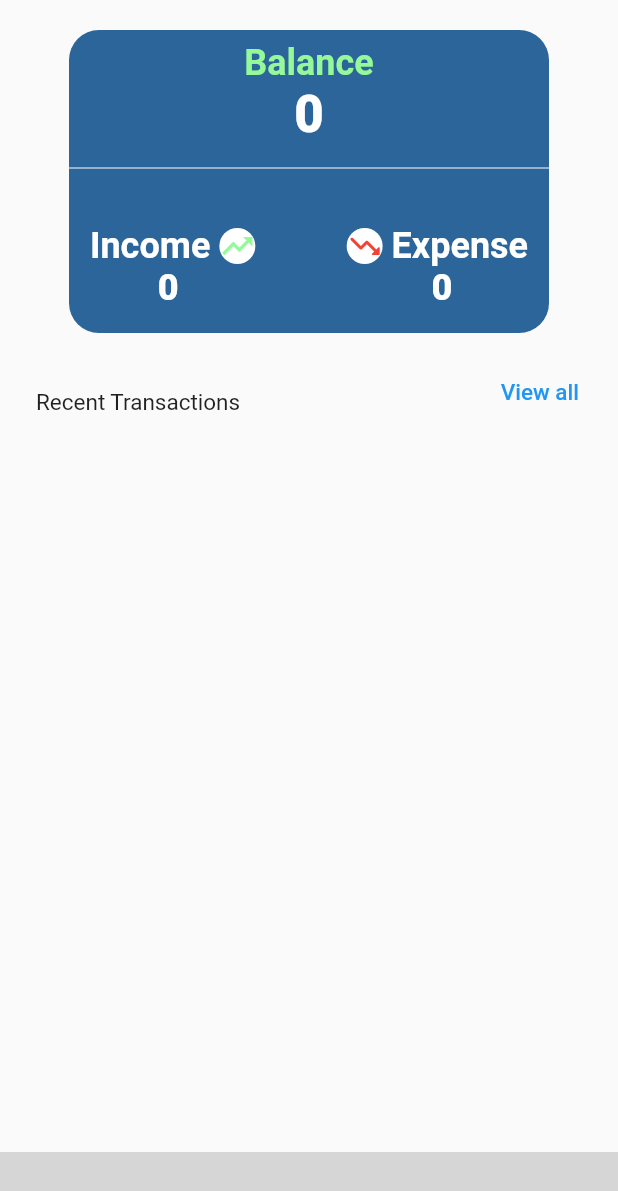
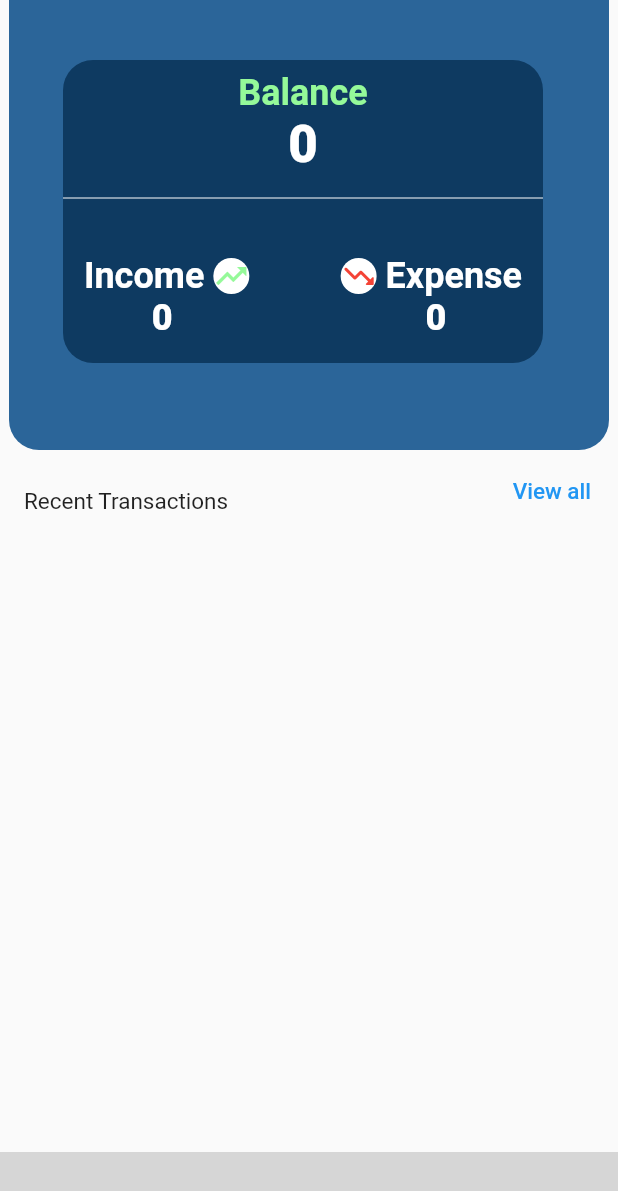
Before and after one commit to vivek-vivek/Pocket-Version-2.O, a Flutter app: the screen it shows after launch, on a phone screen of 412 x 824 dp. Shown: the top 1191 px of the screen. Run offline on Flutter 3.47's test engine with Material 2 defaults, Android fonts, the phone set to English and light mode, and no system bars; our stand-ins replace flutter_slidable, hive, hive_flutter, syncfusion_flutter_charts; missing offline and left inert: rolling_bottom_bar, splash_screen_view; accounts and stored records are empty; statements that could not run were skipped; grey boxes are pictures that could not be loaded.

Commit message:
final commit

```diff
--- a/lib/Screens/Graph/Index screen/graph_home.dart
+++ b/lib/Screens/Graph/Index screen/graph_home.dart
@@ -30,7 +30,9 @@ class _HomeGraphState extends State<HomeGraph>
             Card(
               child: TabBar(
                 unselectedLabelColor: colorId.grey,
-                indicator: BoxDecoration(color: colorId.btnColor),
+                indicator: BoxDecoration(
+                    borderRadius: BorderRadius.circular(20),
+                    color: colorId.btnColor),
                 indicatorColor: colorId.white,
                 labelColor: colorId.white,
                 controller: tabController,
--- a/lib/Screens/Home/home.dart
+++ b/lib/Screens/Home/home.dart
@@ -4,6 +4,7 @@ import 'package:budgetory_v1/DB/category_db_f.dart';
 import 'package:budgetory_v1/DB/transaction_db_f.dart';
 import 'package:budgetory_v1/Screens/all_transaction_screen/home_screen/main_screen/filterd_trasnaction.dart';
 import 'package:budgetory_v1/colors/color.dart';
+import 'package:budgetory_v1/controller/filter_controller.dart';
 import 'package:flutter/material.dart';
 import '../../DataBase/Models/ModalCategory/category_model.dart';
 import 'list_tile.dart';
@@ -30,20 +31,28 @@ class _HomeScreenState extends State<HomeScreen> {
 
     return Scaffold(
       body: SafeArea(
-        child: Padding(
-          padding: const EdgeInsets.only(right: 8, left: 8, top: 8),
         child: Column(
           children: [
             Stack(
               children: [
+                Container(
+                  width: 400.00,
+                  height: 300.00,
+                  decoration: BoxDecoration(
+                    color: colorId.mainBlue,
+                    borderRadius: const BorderRadius.only(
+                        bottomLeft: Radius.circular(20),
+                        bottomRight: Radius.circular(20)),
+                  ),
+                ),
                 Padding(
-                    padding: const EdgeInsets.all(12.00),
+                  padding: const EdgeInsets.only(left: 36.00, top: 40.00),
                   child: Container(
                     decoration: BoxDecoration(
                       borderRadius: const BorderRadius.all(
                         Radius.circular(20),
                       ),
-                        color: colorId.mainBlue,
+                      color: colorId.btnColor,
                     ),
                     width: 320.00,
                     height: 202.00,
@@ -217,9 +226,7 @@ class _HomeScreenState extends State<HomeScreen> {
                   ),
                   TextButton(
                     onPressed: () async {
-                        print(DateTime.now().day - 7);
-
-                        print("❤️");
+                      Filter.instance.filterTransactionFunction();
                       TransactionDB().refreshUiTransaction();
                       CategoryDB.instance.refreshUI();
                       Navigator.of(context).push(
@@ -245,7 +252,6 @@ class _HomeScreenState extends State<HomeScreen> {
           ],
         ),
       ),
-      ),
     );
   }
 
--- a/lib/Screens/bottom_navigation/bottom_navigation_screen.dart
+++ b/lib/Screens/bottom_navigation/bottom_navigation_screen.dart
@@ -56,7 +56,7 @@ class _BottomNavigationScreenState extends State<BottomNavigationScreen> {
         flat: true,
         useActiveColorByDefault: true,
         items: const [
-          RollingBottomBarItem(Icons.home, label: 'HOME'),
+          RollingBottomBarItem(Icons.home),
           RollingBottomBarItem(Icons.add_circle_outline_sharp),
           RollingBottomBarItem(Icons.view_compact_alt_outlined),
           RollingBottomBarItem(Icons.graphic_eq),
--- a/lib/Screens/category_screen/widgets/income.dart
+++ b/lib/Screens/category_screen/widgets/income.dart
@@ -32,9 +32,9 @@ class _IncomeTabPageState extends State<IncomeTabPage> {
               padding:
                   const EdgeInsets.only(top: 20.00, left: 20.00, right: 20.00),
               child: Container(
-                decoration: BoxDecoration(
-                  color: colorId.lightGreen,
-                  borderRadius: const BorderRadius.all(
+                decoration:const BoxDecoration(
+                  color: Color.fromARGB(157, 28, 255, 36),
+                  borderRadius:  BorderRadius.all(
                     Radius.circular(20.00),
                   ),
                 ),
```
Also changed, not shown: lib/DB/transaction_db_f.dart (+18 -8 lines), lib/Screens/Home/list_tile.dart (+6 -12 lines), lib/Screens/all_transaction_screen/home_screen/main_screen/filterd_trasnaction.dart (+17 -5 lines), lib/Screens/category_screen/main_screen/category_home.dart (+27 -10 lines). Lines whose indentation alone changed are shown as unchanged.
